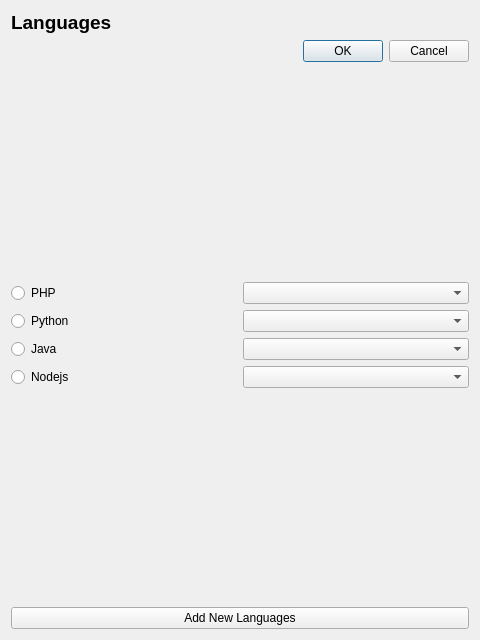
Old version of the form ui/forms/Pages/LanguagesPage.ui in the repository Newt-Louis/literate-barnacle.
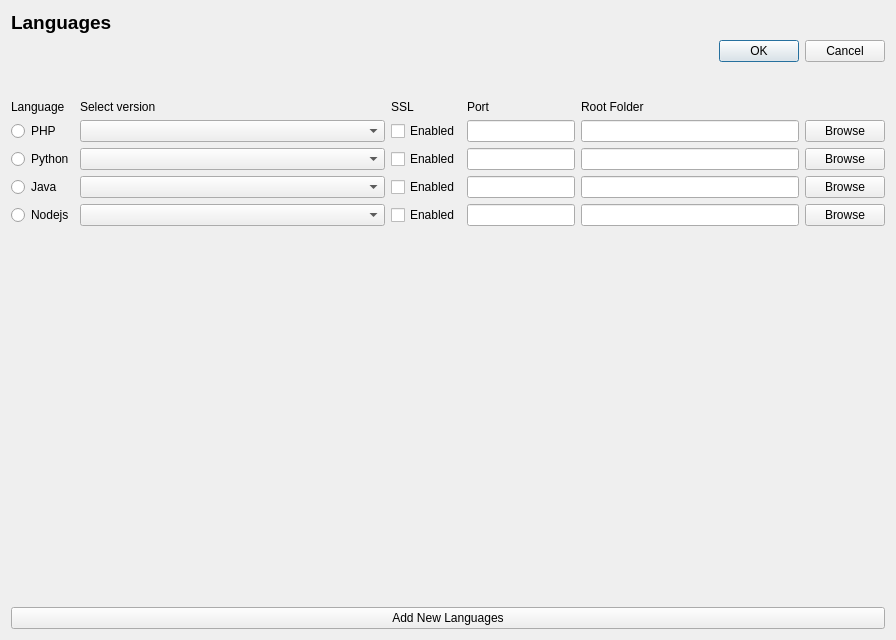
New version of the form.

Commit message: fix ui LanguagesPage.py add new enabled ssl + root folder

The edit to the form file:
```diff
--- a/ui/forms/Pages/LanguagesPage.ui
+++ b/ui/forms/Pages/LanguagesPage.ui
@@ -6,7 +6,7 @@
    <rect>
     <x>0</x>
     <y>0</y>
-    <width>480</width>
+    <width>896</width>
     <height>640</height>
    </rect>
   </property>
@@ -33,6 +33,9 @@
    </item>
    <item>
     <layout class="QHBoxLayout" name="language_save_change_layout">
+     <property name="bottomMargin">
+      <number>32</number>
+     </property>
      <item>
       <widget class="QDialogButtonBox" name="language_save_change_buttonbox">
        <property name="standardButtons">
@@ -43,25 +46,36 @@
     </layout>
    </item>
    <item>
-    <spacer name="verticalSpacer_8">
-     <property name="orientation">
-      <enum>Qt::Orientation::Vertical</enum>
-     </property>
-     <property name="sizeHint" stdset="0">
-      <size>
-       <width>20</width>
-       <height>192</height>
-      </size>
-     </property>
-    </spacer>
-   </item>
-   <item>
-    <layout class="QGridLayout" name="language_content_layout">
+    <layout class="QGridLayout" name="language_content_layout" columnstretch="0,1,0,0,1">
+     <item row="2" column="1">
+      <widget class="QComboBox" name="python_combobox"/>
+     </item>
+     <item row="0" column="0">
+      <widget class="QLabel" name="language_label">
+       <property name="text">
+        <string>Language</string>
+       </property>
+      </widget>
+     </item>
+     <item row="0" column="1">
+      <widget class="QLabel" name="select_language_label">
+       <property name="text">
+        <string>Select version</string>
+       </property>
+      </widget>
+     </item>
      <item row="1" column="1">
       <widget class="QComboBox" name="php_combobox"/>
      </item>
-     <item row="3" column="1">
-      <widget class="QComboBox" name="java_combobox"/>
+     <item row="1" column="3">
+      <widget class="QLineEdit" name="php_port_lineedit"/>
+     </item>
+     <item row="0" column="2">
+      <widget class="QLabel" name="ssl_enabled_label">
+       <property name="text">
+        <string>SSL</string>
+       </property>
+      </widget>
      </item>
      <item row="1" column="0">
       <widget class="QRadioButton" name="php_radio">
@@ -70,13 +84,6 @@
        </property>
       </widget>
      </item>
-     <item row="2" column="0">
-      <widget class="QRadioButton" name="python_radio">
-       <property name="text">
-        <string>Python</string>
-       </property>
-      </widget>
-     </item>
      <item row="4" column="0">
       <widget class="QRadioButton" name="nodejs_radio">
        <property name="text">
@@ -84,8 +91,19 @@
        </property>
       </widget>
      </item>
-     <item row="4" column="1">
-      <widget class="QComboBox" name="nodejs_combobox"/>
+     <item row="2" column="2">
+      <widget class="QCheckBox" name="python_ssl_enabled_checkbox">
+       <property name="text">
+        <string>Enabled</string>
+       </property>
+      </widget>
+     </item>
+     <item row="2" column="0">
+      <widget class="QRadioButton" name="python_radio">
+       <property name="text">
+        <string>Python</string>
+       </property>
+      </widget>
      </item>
      <item row="3" column="0">
       <widget class="QRadioButton" name="java_radio">
@@ -94,8 +112,111 @@
        </property>
       </widget>
      </item>
-     <item row="2" column="1">
-      <widget class="QComboBox" name="python_combobox"/>
+     <item row="0" column="3">
+      <widget class="QLabel" name="ssl_port_label">
+       <property name="text">
+        <string>Port</string>
+       </property>
+      </widget>
+     </item>
+     <item row="3" column="2">
+      <widget class="QCheckBox" name="java_ssl_enabled_checkbox">
+       <property name="text">
+        <string>Enabled</string>
+       </property>
+      </widget>
+     </item>
+     <item row="3" column="1">
+      <widget class="QComboBox" name="java_combobox"/>
+     </item>
+     <item row="4" column="2">
+      <widget class="QCheckBox" name="nodejs_ssl_enabled_checkbox">
+       <property name="text">
+        <string>Enabled</string>
+       </property>
+      </widget>
+     </item>
+     <item row="4" column="1">
+      <widget class="QComboBox" name="nodejs_combobox"/>
+     </item>
+     <item row="1" column="2">
+      <widget class="QCheckBox" name="php_ssl_enabled_checkbox">
+       <property name="text">
+        <string>Enabled</string>
+       </property>
+      </widget>
+     </item>
+     <item row="0" column="4">
+      <widget class="QLabel" name="root_folder_label">
+       <property name="text">
+        <string>Root Folder</string>
+       </property>
+      </widget>
+     </item>
+     <item row="1" column="4">
+      <layout class="QHBoxLayout" name="horizontalLayout">
+       <item>
+        <widget class="QLineEdit" name="php_root_folder_lineedit"/>
+       </item>
+       <item>
+        <widget class="QPushButton" name="php_browse_root_folder_pushbutton">
+         <property name="text">
+          <string>Browse</string>
+         </property>
+        </widget>
+       </item>
+      </layout>
+     </item>
+     <item row="2" column="4">
+      <layout class="QHBoxLayout" name="horizontalLayout_2">
+       <item>
+        <widget class="QLineEdit" name="python_root_folder_lineedit"/>
+       </item>
+       <item>
+        <widget class="QPushButton" name="python_browse_root_folder_pushbutton">
+         <property name="text">
+          <string>Browse</string>
+         </property>
+        </widget>
+       </item>
+      </layout>
+     </item>
+     <item row="3" column="4">
+      <layout class="QHBoxLayout" name="horizontalLayout_3">
+       <item>
+        <widget class="QLineEdit" name="java_root_folder_lineedit"/>
+       </item>
+       <item>
+        <widget class="QPushButton" name="java_browse_root_folder_pushbutton">
+         <property name="text">
+          <string>Browse</string>
+         </property>
+        </widget>
+       </item>
+      </layout>
+     </item>
+     <item row="4" column="4">
+      <layout class="QHBoxLayout" name="horizontalLayout_4">
+       <item>
+        <widget class="QLineEdit" name="nodejs_root_folder_lineedit"/>
+       </item>
+       <item>
+        <widget class="QPushButton" name="nodejs_browse_root_folder_pushbutton">
+         <property name="text">
+          <string>Browse</string>
+         </property>
+        </widget>
+       </item>
+      </layout>
+     </item>
+     <item row="2" column="3">
+      <widget class="QLineEdit" name="python_port_lineedit"/>
+     </item>
+     <item row="3" column="3">
+      <widget class="QLineEdit" name="java_port_lineedit"/>
+     </item>
+     <item row="4" column="3">
+      <widget class="QLineEdit" name="nodejs_port_lineedit"/>
      </item>
     </layout>
    </item>
```
The commit also changes 8 other files.
